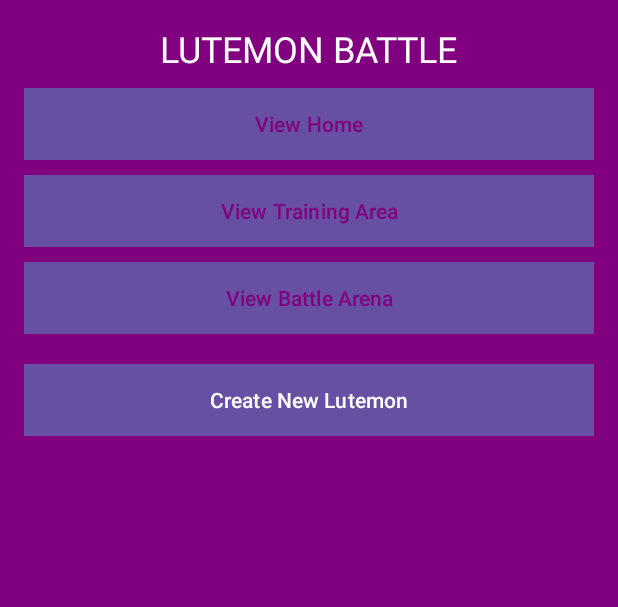
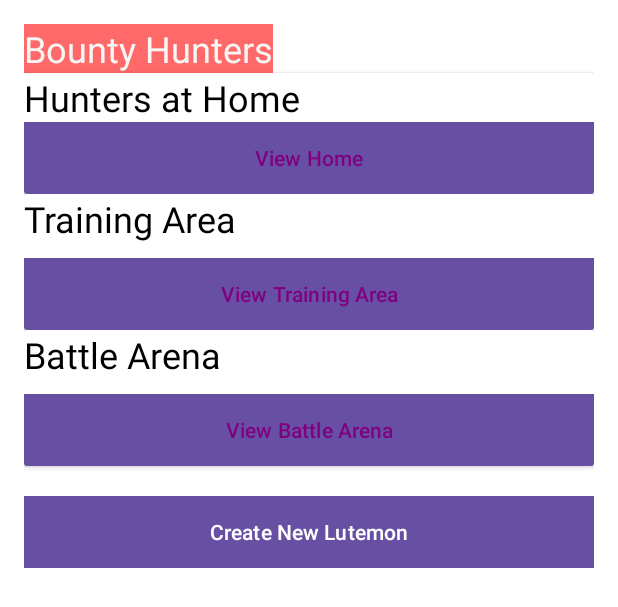
Before and after one commit to GutterZsombor/OOP-project, an Android app: the layout activity_main.xml on its own in the app's theme, with its tools: preview values and no code run, on a phone screen of 412 x 824 dp. Shown: the top 607 px of the screen. Run offline under Robolectric (Android 15) with nearby library versions, the phone set to English and light mode, and no system bars.

Commit message:
basic navigation home-main works

```diff
--- a/oop_project/app/src/main/res/layout/activity_main.xml
+++ b/oop_project/app/src/main/res/layout/activity_main.xml
@@ -1,52 +1,120 @@
 <?xml version="1.0" encoding="utf-8"?>
 <LinearLayout xmlns:android="http://schemas.android.com/apk/res/android"
+    xmlns:app="http://schemas.android.com/apk/res-auto"
+    xmlns:tools="http://schemas.android.com/tools"
     android:layout_width="match_parent"
     android:layout_height="match_parent"
+    android:background="#FFFFFF"
     android:orientation="vertical"
-    android:background="#800080"
     android:padding="16dp">
 
     <TextView
+        android:id="@+id/title"
         android:layout_width="wrap_content"
         android:layout_height="wrap_content"
-        android:text="LUTEMON BATTLE"
-        android:textSize="24sp"
-        android:textColor="#FFFFFF"
-        android:layout_gravity="center" />
+        android:background="#FF6969"
+        android:text="Bounty Hunters"
+        android:textColor="#F6F6F4"
+        android:textSize="24sp" />
+
+    <androidx.cardview.widget.CardView
+        android:id="@+id/cardView"
+        android:layout_width="match_parent"
+        android:layout_height="wrap_content">
+
+        <LinearLayout
+            android:layout_width="match_parent"
+            android:layout_height="match_parent"
+            android:orientation="vertical">
+
+            <TextView
+
+                android:id="@+id/textView5"
+                android:layout_width="wrap_content"
+                android:layout_height="wrap_content"
+                android:background="#FFFFFF"
+                android:text="Hunters at Home"
+                android:textColor="#000000"
+                android:textSize="24sp" />
 
             <Button
                 android:id="@+id/btnViewHome"
                 android:layout_width="match_parent"
                 android:layout_height="wrap_content"
+                android:background="#FFFFFF"
                 android:text="View Home"
+                android:textColor="#800080" />
+        </LinearLayout>
+
+
+    </androidx.cardview.widget.CardView>
+
+    <androidx.cardview.widget.CardView
+        android:layout_width="match_parent"
+        android:layout_height="wrap_content">
+        <LinearLayout
+            android:layout_width="match_parent"
+            android:layout_height="match_parent"
+            android:orientation="vertical">
+
+        <TextView
+
+
+            android:layout_width="wrap_content"
+            android:layout_height="wrap_content"
             android:background="#FFFFFF"
-        android:textColor="#800080"
-        android:layout_marginTop="10dp"/>
-
+            android:text="Training Area"
+            android:textColor="#000000"
+            android:textSize="24sp" />
         <Button
             android:id="@+id/btnViewTraining"
             android:layout_width="match_parent"
             android:layout_height="wrap_content"
+            android:layout_marginTop="10dp"
+            android:background="#FFFFFF"
             android:text="View Training Area"
+            android:textColor="#800080" />
+        </LinearLayout>
+    </androidx.cardview.widget.CardView>
+
+    <androidx.cardview.widget.CardView
+        android:layout_width="match_parent"
+        android:layout_height="wrap_content">
+        <LinearLayout
+            android:layout_width="match_parent"
+            android:layout_height="match_parent"
+            android:orientation="vertical">
+
+            <TextView
+
+
+                android:layout_width="wrap_content"
+                android:layout_height="wrap_content"
                 android:background="#FFFFFF"
-        android:textColor="#800080"
-        android:layout_marginTop="10dp"/>
+                android:text="Battle Arena"
+                android:textColor="#000000"
+                android:textSize="24sp" />
 
         <Button
             android:id="@+id/btnViewBattle"
             android:layout_width="match_parent"
             android:layout_height="wrap_content"
+            android:layout_marginTop="10dp"
+            android:background="#FFFFFF"
             android:text="View Battle Arena"
-        android:background="#FFFFFF"
-        android:textColor="#800080"
-        android:layout_marginTop="10dp"/>
+            android:textColor="#800080" />
+</LinearLayout>
+    </androidx.cardview.widget.CardView>
+
 
     <Button
         android:id="@+id/btnCreateLutemon"
         android:layout_width="match_parent"
         android:layout_height="wrap_content"
+        android:layout_marginTop="20dp"
+        android:background="#7AFF7A"
         android:text="Create New Lutemon"
-        android:background="#32CD32"
-        android:textColor="#FFFFFF"
-        android:layout_marginTop="20dp"/>
+        android:textColor="#FFFFFF" />
+
+
 </LinearLayout>
```
Also changed, not shown: oop_project/app/src/main/AndroidManifest.xml (+8 -1 lines), oop_project/app/src/main/java/com/example/oop_project/MainActivity.java (+24 -33 lines). Lines whose indentation alone changed are shown as unchanged.
